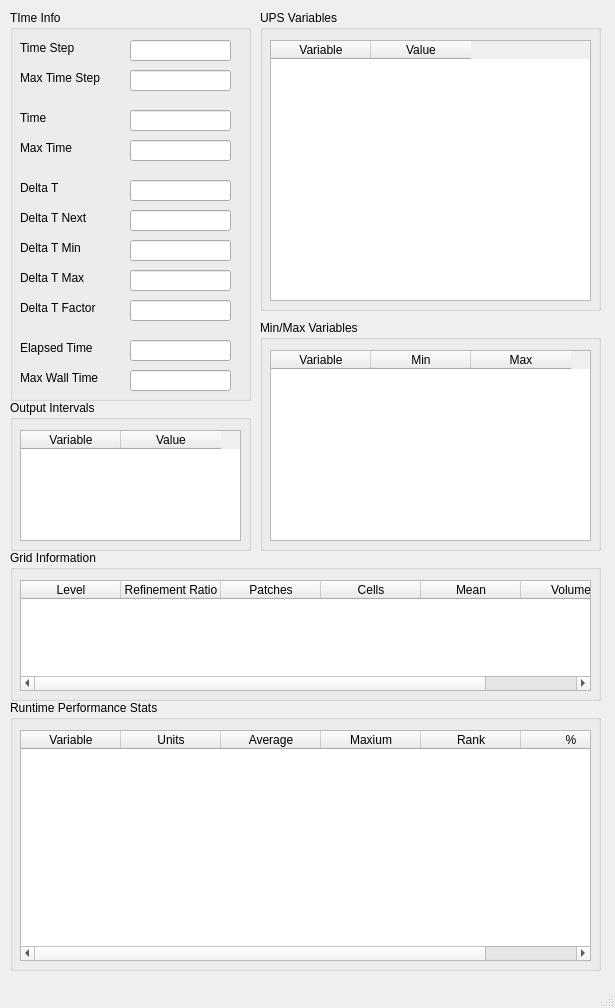
First picture: the form in src/VisIt/libsim/uintah.ui, repository Uintah/Uintah, before the edit.
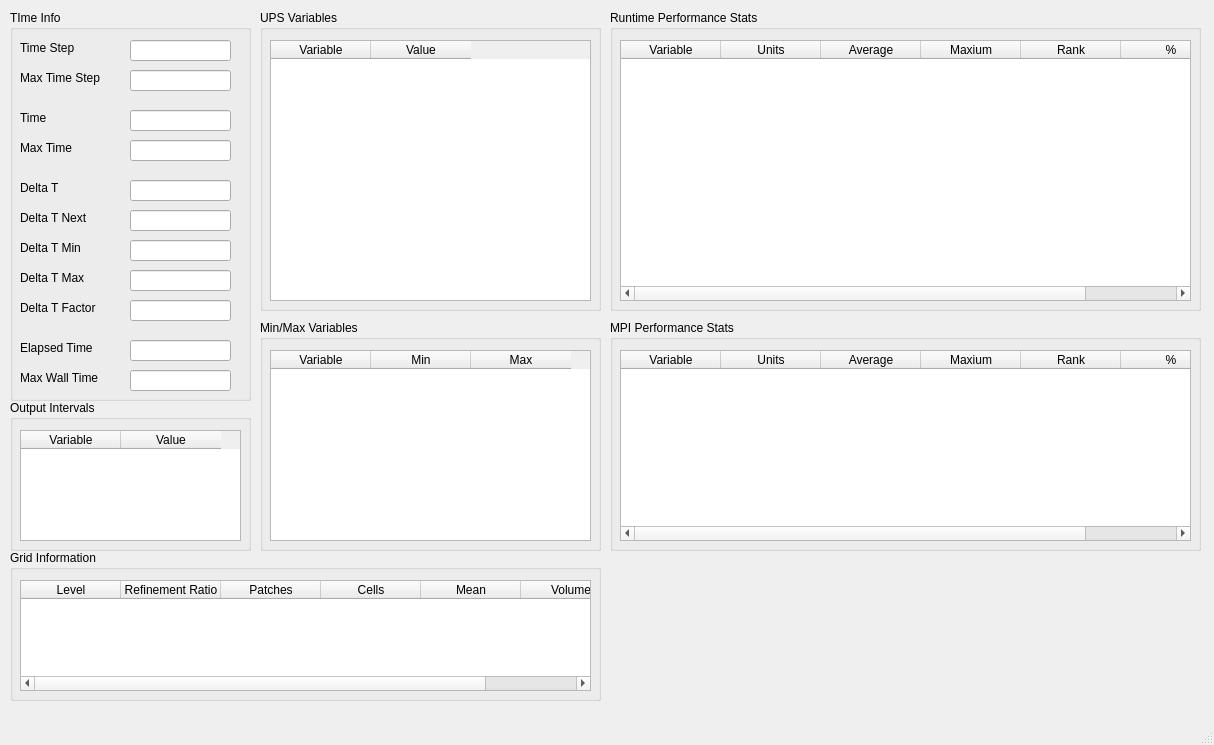
Second picture: the form after the edit.

Commit message: changed the mpi stat to a reduction model

```diff
--- a/src/VisIt/libsim/uintah.ui
+++ b/src/VisIt/libsim/uintah.ui
@@ -6,8 +6,8 @@
    <rect>
     <x>0</x>
     <y>0</y>
-    <width>615</width>
-    <height>1008</height>
+    <width>1214</width>
+    <height>745</height>
    </rect>
   </property>
   <property name="windowTitle">
@@ -440,10 +440,10 @@
    <widget class="QGroupBox" name="RuntimeStatsGroupBox">
     <property name="geometry">
      <rect>
-      <x>10</x>
-      <y>700</y>
+      <x>610</x>
+      <y>10</y>
       <width>591</width>
-      <height>271</height>
+      <height>301</height>
      </rect>
     </property>
     <property name="title">
@@ -455,7 +455,60 @@
        <x>10</x>
        <y>30</y>
        <width>571</width>
-       <height>231</height>
+       <height>261</height>
+      </rect>
+     </property>
+     <column>
+      <property name="text">
+       <string>Variable</string>
+      </property>
+     </column>
+     <column>
+      <property name="text">
+       <string>Units</string>
+      </property>
+     </column>
+     <column>
+      <property name="text">
+       <string>Average</string>
+      </property>
+     </column>
+     <column>
+      <property name="text">
+       <string>Maxium</string>
+      </property>
+     </column>
+     <column>
+      <property name="text">
+       <string>Rank</string>
+      </property>
+     </column>
+     <column>
+      <property name="text">
+       <string>%</string>
+      </property>
+     </column>
+    </widget>
+   </widget>
+   <widget class="QGroupBox" name="MPIStatsGroupBox">
+    <property name="geometry">
+     <rect>
+      <x>610</x>
+      <y>320</y>
+      <width>591</width>
+      <height>231</height>
+     </rect>
+    </property>
+    <property name="title">
+     <string>MPI Performance Stats</string>
+    </property>
+    <widget class="QTableWidget" name="MPIStatsTable">
+     <property name="geometry">
+      <rect>
+       <x>10</x>
+       <y>30</y>
+       <width>571</width>
+       <height>191</height>
       </rect>
      </property>
      <column>
```
Left out of the diff: 2 changed lines with no effect on the pictures. The commit also changes 6 other files.
